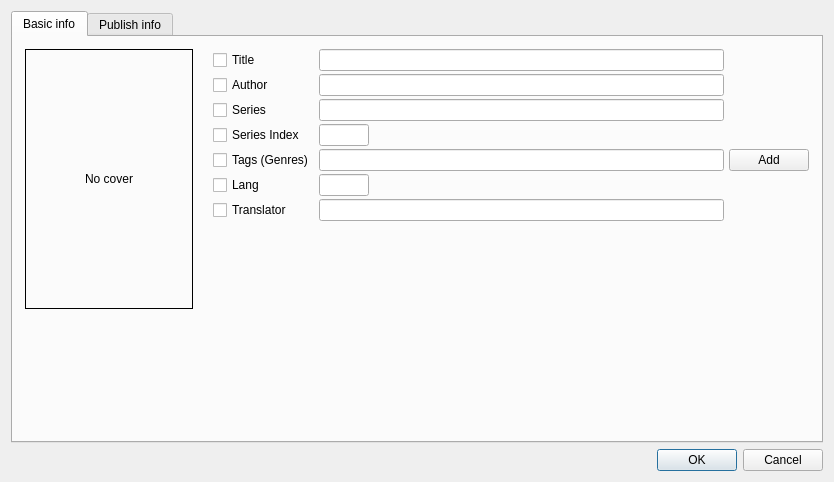
dnkorpushov/libro2, file src/designer/editdialog.ui: the form before one commit.
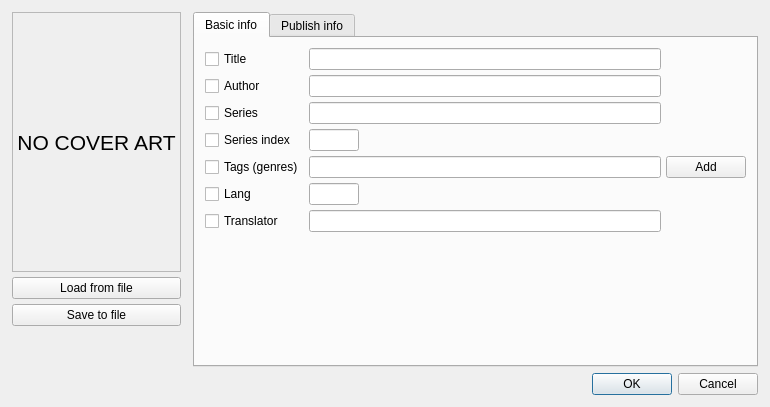
The form after the commit.

The edit to the form file:
```diff
--- a/src/designer/editdialog.ui
+++ b/src/designer/editdialog.ui
@@ -6,67 +6,87 @@
    <rect>
     <x>0</x>
     <y>0</y>
-    <width>834</width>
-    <height>482</height>
+    <width>770</width>
+    <height>407</height>
    </rect>
   </property>
   <property name="windowTitle">
    <string>Dialog</string>
   </property>
-  <layout class="QVBoxLayout" name="verticalLayout">
+  <layout class="QVBoxLayout" name="verticalLayout_2">
+   <property name="spacing">
+    <number>6</number>
+   </property>
+   <property name="leftMargin">
+    <number>12</number>
+   </property>
+   <property name="topMargin">
+    <number>12</number>
+   </property>
+   <property name="rightMargin">
+    <number>12</number>
+   </property>
+   <property name="bottomMargin">
+    <number>12</number>
+   </property>
    <item>
-    <widget class="QTabWidget" name="tabWidget">
-     <property name="currentIndex">
-      <number>0</number>
-     </property>
-     <widget class="QWidget" name="tab">
-      <attribute name="title">
-       <string>Basic info</string>
-      </attribute>
       <layout class="QHBoxLayout" name="horizontalLayout">
        <property name="spacing">
-        <number>20</number>
-       </property>
-       <property name="leftMargin">
         <number>12</number>
        </property>
-       <property name="topMargin">
-        <number>12</number>
+     <item>
+      <layout class="QVBoxLayout" name="verticalLayout">
+       <property name="spacing">
+        <number>5</number>
        </property>
-       <property name="rightMargin">
-        <number>12</number>
-       </property>
-       <property name="bottomMargin">
-        <number>12</number>
-       </property>
        <item>
-        <layout class="QVBoxLayout" name="verticalLayout_3">
-         <item>
-          <widget class="QLabel" name="label">
+        <widget class="QLabel" name="cover">
            <property name="minimumSize">
             <size>
-             <width>168</width>
+           <width>169</width>
              <height>260</height>
             </size>
            </property>
            <property name="maximumSize">
             <size>
-             <width>168</width>
+           <width>169</width>
              <height>260</height>
             </size>
            </property>
+         <property name="font">
+          <font>
+           <pointsize>16</pointsize>
+          </font>
+         </property>
            <property name="frameShape">
-            <enum>QFrame::Box</enum>
+          <enum>QFrame::StyledPanel</enum>
            </property>
            <property name="frameShadow">
             <enum>QFrame::Plain</enum>
            </property>
            <property name="text">
-            <string>No cover</string>
+          <string>NO COVER ART</string>
            </property>
            <property name="alignment">
             <set>Qt::AlignCenter</set>
            </property>
+         <property name="wordWrap">
+          <bool>true</bool>
+         </property>
+        </widget>
+       </item>
+       <item>
+        <widget class="QPushButton" name="btnLoadFromFile">
+         <property name="text">
+          <string>Load from file</string>
+         </property>
+        </widget>
+       </item>
+       <item>
+        <widget class="QPushButton" name="btnSaveToFile">
+         <property name="text">
+          <string>Save to file</string>
+         </property>
           </widget>
          </item>
          <item>
@@ -77,7 +97,7 @@
            <property name="sizeHint" stdset="0">
             <size>
              <width>20</width>
-             <height>40</height>
+           <height>0</height>
             </size>
            </property>
           </spacer>
@@ -85,85 +105,30 @@
         </layout>
        </item>
        <item>
-        <layout class="QVBoxLayout" name="verticalLayout_2">
-         <item>
-          <widget class="QWidget" name="widget" native="true">
+      <widget class="QTabWidget" name="tabWidget">
+       <property name="currentIndex">
+        <number>0</number>
+       </property>
+       <widget class="QWidget" name="tab">
+        <attribute name="title">
+         <string>Basic info</string>
+        </attribute>
            <layout class="QGridLayout" name="gridLayout">
             <property name="leftMargin">
-             <number>0</number>
+          <number>10</number>
             </property>
             <property name="topMargin">
-             <number>0</number>
+          <number>10</number>
             </property>
             <property name="rightMargin">
-             <number>0</number>
+          <number>10</number>
             </property>
             <property name="bottomMargin">
-             <number>0</number>
-            </property>
-            <property name="horizontalSpacing">
+          <number>10</number>
+         </property>
+         <property name="spacing">
              <number>5</number>
             </property>
-            <property name="verticalSpacing">
-             <number>3</number>
-            </property>
-            <item row="0" column="0">
-             <widget class="QCheckBox" name="checkBox">
-              <property name="text">
-               <string>Title</string>
-              </property>
-             </widget>
-            </item>
-            <item row="0" column="1">
-             <widget class="QLineEdit" name="titleText"/>
-            </item>
-            <item row="1" column="0">
-             <widget class="QCheckBox" name="checkBox_2">
-              <property name="text">
-               <string>Author</string>
-              </property>
-             </widget>
-            </item>
-            <item row="1" column="1">
-             <widget class="QLineEdit" name="authorText"/>
-            </item>
-            <item row="2" column="0">
-             <widget class="QCheckBox" name="checkBox_3">
-              <property name="text">
-               <string>Series</string>
-              </property>
-             </widget>
-            </item>
-            <item row="2" column="1">
-             <widget class="QLineEdit" name="seriesText"/>
-            </item>
-            <item row="3" column="0">
-             <widget class="QCheckBox" name="checkBox_4">
-              <property name="text">
-               <string>Series Index</string>
-              </property>
-             </widget>
-            </item>
-            <item row="3" column="1">
-             <widget class="QLineEdit" name="seriesIndexText">
-              <property name="maximumSize">
-               <size>
-                <width>50</width>
-                <height>16777215</height>
-               </size>
-              </property>
-             </widget>
-            </item>
-            <item row="4" column="0">
-             <widget class="QCheckBox" name="checkBox_5">
-              <property name="text">
-               <string>Tags (Genres)</string>
-              </property>
-             </widget>
-            </item>
-            <item row="4" column="1">
-             <widget class="QLineEdit" name="tagsText"/>
-            </item>
             <item row="4" column="2">
              <widget class="QPushButton" name="pushButton">
               <property name="text">
@@ -171,29 +136,6 @@
               </property>
              </widget>
             </item>
-            <item row="5" column="0">
-             <widget class="QCheckBox" name="checkBox_6">
-              <property name="text">
-               <string>Lang</string>
-              </property>
-             </widget>
-            </item>
-            <item row="5" column="1">
-             <widget class="QLineEdit" name="langText">
-              <property name="sizePolicy">
-               <sizepolicy hsizetype="Minimum" vsizetype="Fixed">
-                <horstretch>0</horstretch>
-                <verstretch>0</verstretch>
-               </sizepolicy>
-              </property>
-              <property name="maximumSize">
-               <size>
-                <width>50</width>
-                <height>16777215</height>
-               </size>
-              </property>
-             </widget>
-            </item>
             <item row="6" column="0">
              <widget class="QCheckBox" name="checkBox_7">
               <property name="text">
@@ -201,13 +143,7 @@
               </property>
              </widget>
             </item>
-            <item row="6" column="1">
-             <widget class="QLineEdit" name="translatorText"/>
-            </item>
-           </layout>
-          </widget>
-         </item>
-         <item>
+         <item row="7" column="1">
           <spacer name="verticalSpacer">
            <property name="orientation">
             <enum>Qt::Vertical</enum>
@@ -220,7 +156,101 @@
            </property>
           </spacer>
          </item>
-        </layout>
+         <item row="0" column="0">
+          <widget class="QCheckBox" name="checkTitle">
+           <property name="text">
+            <string>Title</string>
+           </property>
+          </widget>
+         </item>
+         <item row="2" column="0">
+          <widget class="QCheckBox" name="checkSeries">
+           <property name="text">
+            <string>Series</string>
+           </property>
+          </widget>
+         </item>
+         <item row="3" column="1">
+          <widget class="QLineEdit" name="textSeriesIndex">
+           <property name="maximumSize">
+            <size>
+             <width>50</width>
+             <height>16777215</height>
+            </size>
+           </property>
+          </widget>
+         </item>
+         <item row="6" column="1">
+          <widget class="QLineEdit" name="textTranslator"/>
+         </item>
+         <item row="2" column="1">
+          <widget class="QLineEdit" name="textSeries">
+           <property name="sizePolicy">
+            <sizepolicy hsizetype="Expanding" vsizetype="Fixed">
+             <horstretch>0</horstretch>
+             <verstretch>0</verstretch>
+            </sizepolicy>
+           </property>
+           <property name="maximumSize">
+            <size>
+             <width>16777215</width>
+             <height>16777215</height>
+            </size>
+           </property>
+          </widget>
+         </item>
+         <item row="4" column="0">
+          <widget class="QCheckBox" name="checkTags">
+           <property name="text">
+            <string>Tags (genres)</string>
+           </property>
+          </widget>
+         </item>
+         <item row="1" column="1">
+          <widget class="QLineEdit" name="textAuthor"/>
+         </item>
+         <item row="1" column="0">
+          <widget class="QCheckBox" name="checkAuthor">
+           <property name="text">
+            <string>Author</string>
+           </property>
+          </widget>
+         </item>
+         <item row="5" column="0">
+          <widget class="QCheckBox" name="checkLang">
+           <property name="text">
+            <string>Lang</string>
+           </property>
+          </widget>
+         </item>
+         <item row="4" column="1">
+          <widget class="QLineEdit" name="textTags"/>
+         </item>
+         <item row="5" column="1">
+          <widget class="QLineEdit" name="textLang">
+           <property name="sizePolicy">
+            <sizepolicy hsizetype="Fixed" vsizetype="Fixed">
+             <horstretch>0</horstretch>
+             <verstretch>0</verstretch>
+            </sizepolicy>
+           </property>
+           <property name="maximumSize">
+            <size>
+             <width>50</width>
+             <height>16777215</height>
+            </size>
+           </property>
+          </widget>
+         </item>
+         <item row="3" column="0">
+          <widget class="QCheckBox" name="checkSeriesIndex">
+           <property name="text">
+            <string>Series index</string>
+           </property>
+          </widget>
+         </item>
+         <item row="0" column="1">
+          <widget class="QLineEdit" name="textTitle"/>
        </item>
       </layout>
      </widget>
@@ -329,6 +359,8 @@
       </layout>
      </widget>
     </widget>
+     </item>
+    </layout>
    </item>
    <item>
     <widget class="QDialogButtonBox" name="buttonBox">
```
Left out of the diff: 147 changed lines with no effect on the pictures. Lines whose indentation alone changed are shown as unchanged.
